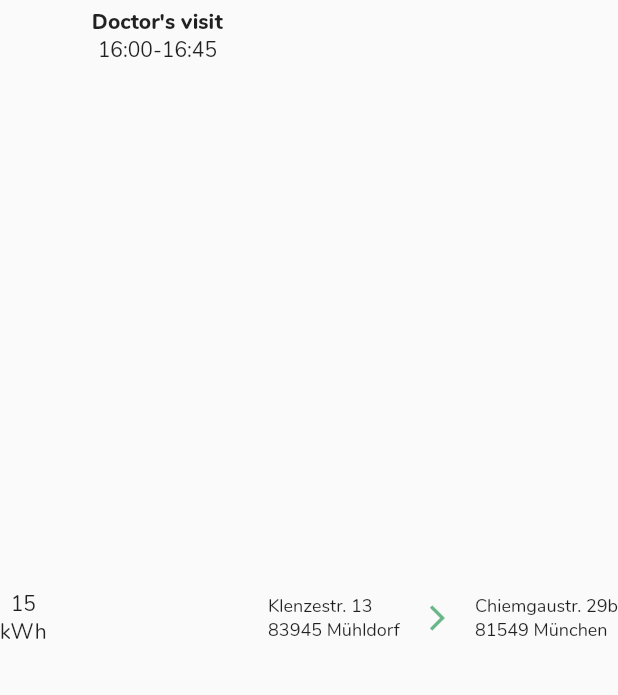
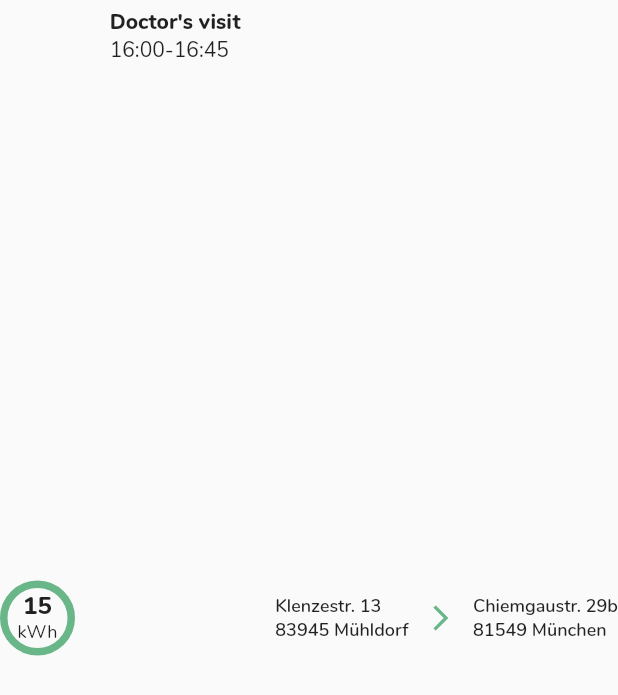
Before and after one commit to mfgburger/ChargeQ, a Flutter app: the SingleTrip widget shown alone on an empty page, opened directly, on a phone screen of 412 x 824 dp. Shown: the top 695 px of the screen. Run offline on Flutter 3.47's test engine with Material 2 defaults, Android fonts, the light colour scheme and no system bars.

Commit message:
some minor fixes and car image

```diff
--- a/frontend/chargeq_app/lib/pages/loading/loadingPage.dart
+++ b/frontend/chargeq_app/lib/pages/loading/loadingPage.dart
@@ -42,11 +42,13 @@ class LogoHero extends StatelessWidget {
               Spacer(),
               Text("ChargeQ",
                   style: TextStyle(
+                      height: 0.8,
                       color: Colors.white,
                       fontWeight: FontWeight.w800,
                       fontSize: 40)),
               Text("MyCharge",
                   style: TextStyle(
+                      height: 0.9,
                       fontWeight: FontWeight.w700,
                       fontSize: 25,
                       color: Colors.black87)),
--- a/frontend/chargeq_app/lib/pages/main/tripsSection.dart
+++ b/frontend/chargeq_app/lib/pages/main/tripsSection.dart
@@ -12,14 +12,16 @@ class _TripsSectionState extends State<TripsSection> {
     return Column(children: [
       Row(
         children: [
-          Text("Upcoming trips", style: TextStyle(fontWeight: FontWeight.w600)),
+          Text("Upcoming trips", style: TextStyle(fontSize: 17, fontWeight: FontWeight.w800, color: Colors.black87)),
           Spacer(),
           MaterialButton(
+              shape: RoundedRectangleBorder(
+                  borderRadius: BorderRadius.circular(5)),
               color: myGreen,
               onPressed: () {
                 print("hello");
               },
-              child: Text("add trip",
+              child: Text("+ add trip",
                   style: TextStyle(
                       color: Colors.white, fontWeight: FontWeight.w600)))
         ],
@@ -74,20 +76,53 @@ class SingleTrip extends StatelessWidget {
       padding: const EdgeInsets.symmetric(vertical: 5),
       child: Row(
         children: [
-          Text(kWh + "\nkWh", textAlign: TextAlign.center),
+          Stack(
+            children: [
+              Container(
+                  width: 50.0,
+                  height: 50.0,
+                  decoration: new BoxDecoration(
+                    shape: BoxShape.circle,
+                    border: Border.all(color: myGreen, width: 5),
+                  )),
+              Positioned.fill(
+                  child: Align(
+                      alignment: Alignment.center,
+                      child: Column(
+                        mainAxisAlignment: MainAxisAlignment.center,
+                        children: [
+                          Padding(
+                            padding: const EdgeInsets.only(top: 5),
+                            child: Text(
+                              kWh,
+                              style: TextStyle(
+                                  height: 0.8,
+                                  fontWeight: FontWeight.w800,
+                                  fontSize: 16),
+                              textAlign: TextAlign.center,
+                            ),
+                          ),
+                          Text("kWh",
+                              style: TextStyle(fontSize: 12),
+                              textAlign: TextAlign.center)
+                        ],
+                      ))),
+            ],
+          ),
           Spacer(flex: 2),
           Column(
+            crossAxisAlignment: CrossAxisAlignment.start,
             children: [
               Text(title, style: TextStyle(fontWeight: FontWeight.w800)),
               Text(time)
             ],
           ),
           Spacer(flex: 2),
-          Text(from, style: TextStyle(fontSize: 12)),
+          Text(from, style: TextStyle(fontSize: 12, fontWeight: FontWeight.w600)),
           Spacer(),
           Icon(Icons.arrow_forward_ios, color: myGreen, size: 20),
           Spacer(),
-          Text(to, style: TextStyle(fontSize: 12))
+          Text(to, style: TextStyle(fontSize: 12, fontWeight: FontWeight.w600))
         ],
       ),
     );
--- a/frontend/chargeq_app/pubspec.yaml
+++ b/frontend/chargeq_app/pubspec.yaml
@@ -47,6 +47,7 @@ flutter:
   # To add assets to your application, add an assets section, like this:
   assets:
     - lib/assets/nunito/
+    - lib/assets/images/
   fonts:
     - family: Nunito
       fonts:
```
Also changed, not shown: frontend/chargeq_app/lib/pages/main/mainPage.dart (+42 -15 lines).
